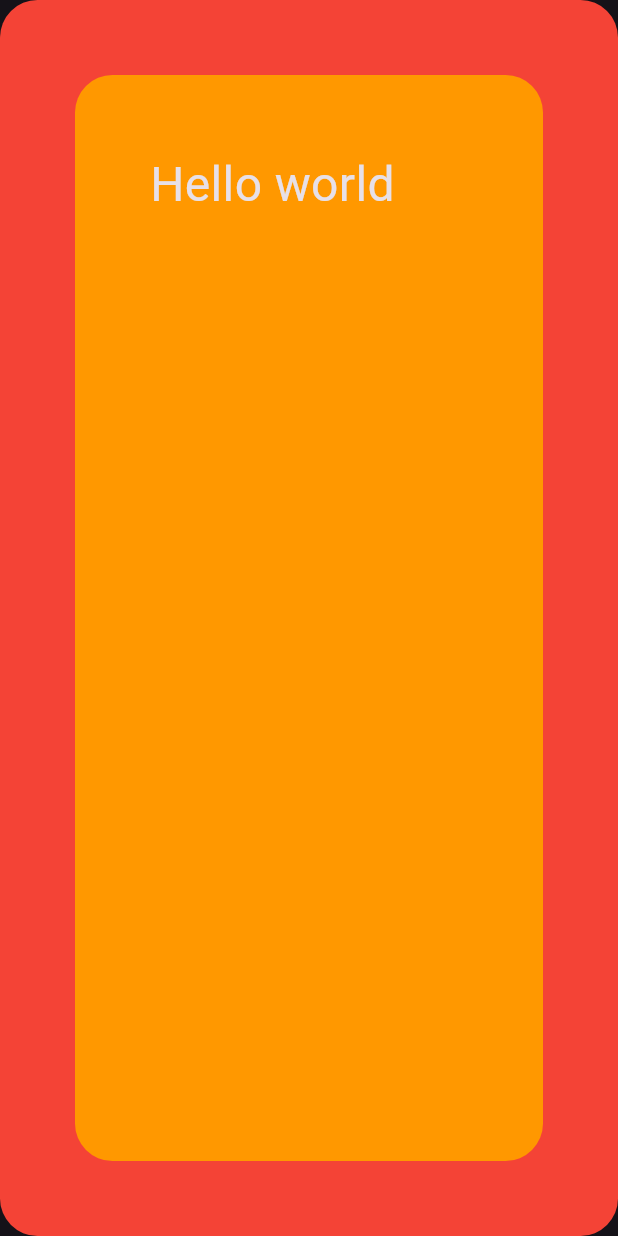
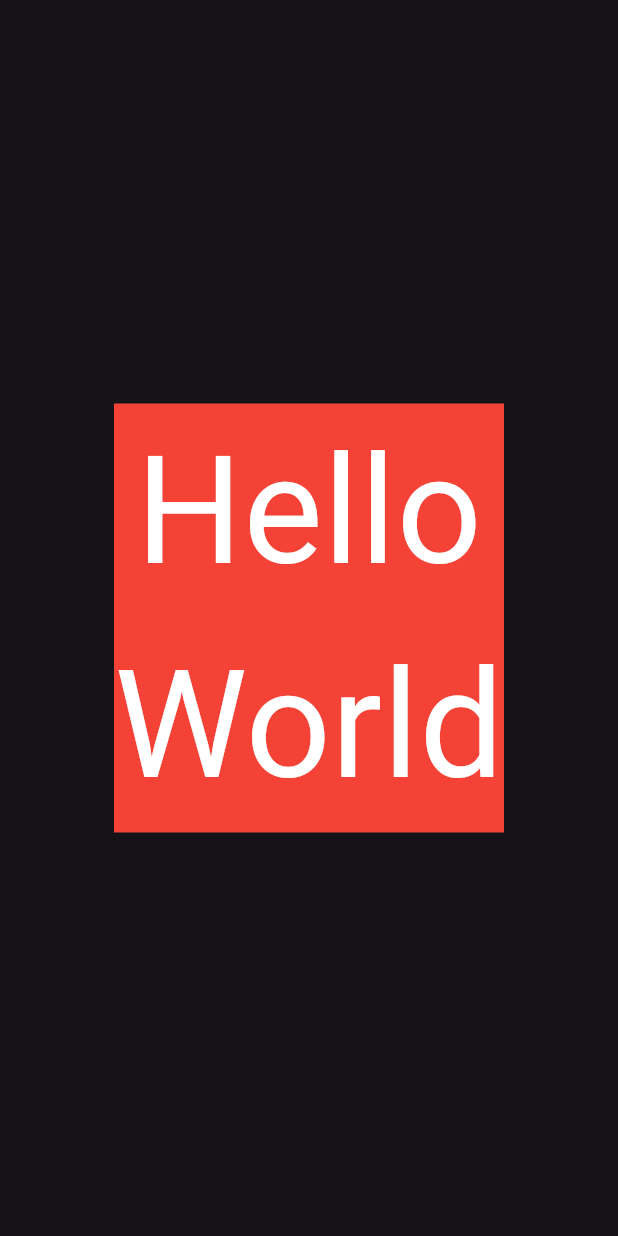
Before and after one commit to MaNaS0708/flutter_practices, a Flutter app: the screen it shows after launch, on a phone screen of 412 x 824 dp. Run offline on Flutter 3.47's test engine with Material 3 defaults, Android fonts, the phone set to English and light mode, and no system bars.

Commit message:
basic column

```diff
--- a/lib/main.dart
+++ b/lib/main.dart
@@ -22,28 +22,29 @@ class MyApp extends StatelessWidget {
 
       home: Scaffold(
         body: Center(
+          child: Container(
+            color: Colors.red,
+            child: Column(
+              mainAxisAlignment: MainAxisAlignment.center,
+              mainAxisSize: MainAxisSize.min,
 
-          child: Container(
-            height: double.infinity,
-            width: double.infinity,
-            padding: EdgeInsets.all(50.0),
-            decoration: BoxDecoration(
-              borderRadius: BorderRadius.circular(25.0),
-              color: Colors.red,
+              children: [
+                Text(
+                  "Hello",
+                  style: TextStyle(
+                    fontSize: 100,
+                    color: Colors.white,
+                  ),
+                ),
+                Text(
+                  "World",
+                  style: TextStyle(
+                    fontSize: 100,
+                    color: Colors.white,
+                  ),
+                )
+              ],
             ),
-            child: Container(
-              height: 200.0,
-              width: 200.0,
-              padding: EdgeInsets.all(50.0),
-              decoration: BoxDecoration(
-              borderRadius: BorderRadius.circular(25.0),
-              color: Colors.orange,
-              ),
-              child: Text(
-              'Hello world',
-              style: TextStyle(fontSize: 32),
-              ),
-          ),
           ),
         ),
       ),
```
